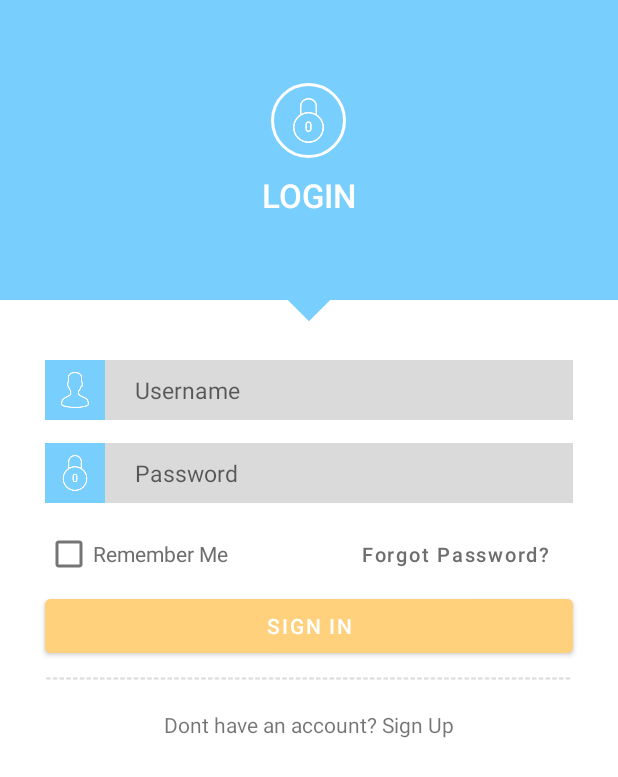
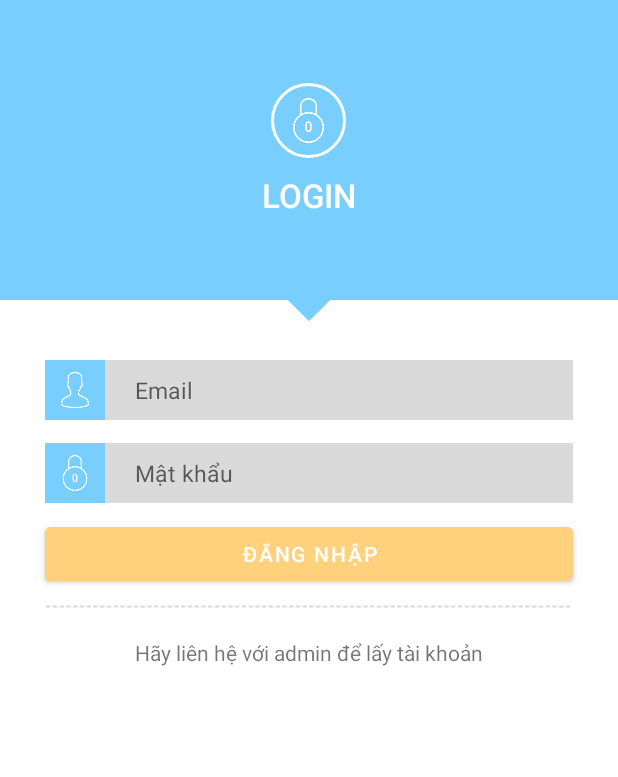
Before and after one commit to quangvinhbee/AndroidManagerBusiness, an Android app: the layout activity_login.xml on its own in the app's theme, with its tools: preview values and no code run, on a phone screen of 412 x 824 dp. Shown: the top 777 px of the screen. Run offline under Robolectric (Android 15) with nearby library versions, the phone set to English and light mode, and no system bars.

Commit message:
ADD: login firebase

```diff
--- a/app/build.gradle
+++ b/app/build.gradle
@@ -37,11 +37,17 @@ dependencies {
     implementation 'com.github.blackfizz:eazegraph:1.2.5l@aar'
     implementation 'com.nineoldandroids:library:2.4.0'
 
+    implementation "com.google.firebase:firebase-auth-ktx:21.0.1"
+
+    // [START gradle_firebase_ui_auth]
+    implementation "com.firebaseui:firebase-ui-auth:7.1.1"
+
     implementation 'androidx.appcompat:appcompat:1.2.0'
     implementation 'com.google.android.material:material:1.3.0'
     implementation 'androidx.constraintlayout:constraintlayout:2.0.4'
     implementation 'androidx.legacy:legacy-support-v4:1.0.0'
     implementation 'com.google.firebase:firebase-storage:19.2.1'
+    implementation 'com.google.firebase:firebase-auth'
     implementation 'com.squareup.picasso:picasso:2.71828'
     implementation 'jp.wasabeef:picasso-transformations:2.2.1'
     implementation 'de.hdodenhof:circleimageview:3.1.0'
--- a/app/src/main/AndroidManifest.xml
+++ b/app/src/main/AndroidManifest.xml
@@ -27,14 +27,16 @@
             android:parentActivityName="com.nhom1.activities.MainActivity" />
         <activity
             android:name="com.nhom1.activities.Login"
-            android:parentActivityName="com.nhom1.activities.MainActivity" />
-        <activity android:name="com.nhom1.activities.MainActivity">
+            android:parentActivityName="com.nhom1.activities.MainActivity" >
             <intent-filter>
                 <action android:name="android.intent.action.MAIN" />
 
                 <category android:name="android.intent.category.LAUNCHER" />
             </intent-filter>
         </activity>
+        <activity android:name="com.nhom1.activities.MainActivity">
+
+        </activity>
 
     </application>
 
--- a/app/src/main/java/com/nhom1/activities/manager_employee.java
+++ b/app/src/main/java/com/nhom1/activities/manager_employee.java
@@ -139,7 +139,7 @@ public class manager_employee extends AppCompatActivity {
         //set animation
         ainm_left_to_right = AnimationUtils.loadAnimation(manager_employee.this, R.anim.left_to_right);
         ainm_left_to_right.setStartOffset(200);
-        ainm_left_to_right.setAnimationListener(new Animation.AnimationListener() {
+        ainm_left_to_right.setAnimationListener(new Animation.AnimationListener() { //xử lí animation
             @Override
             public void onAnimationStart(Animation animation) {
 
@@ -364,7 +364,7 @@ public class manager_employee extends AppCompatActivity {
                 });
                 break;
             case R.id.addEmployee:
-                intent = new Intent(manager_employee.this, manager_employee.class);
+                intent = new Intent(manager_employee.this, add_employee.class);
                 startActivity(intent);
                 break;
             case android.R.id.home:
--- a/app/src/main/java/com/nhom1/database/DbHelper.java
+++ b/app/src/main/java/com/nhom1/database/DbHelper.java
@@ -36,6 +36,7 @@ public class DbHelper extends SQLiteOpenHelper {
         db.execSQL(Constants.CREATE_TABLE_DEPARTMENT);
         db.execSQL(Constants.CREATE_TABLE_EMPLOYEE);
         db.execSQL(Constants.CREATE_TABLE_TIMEKEEPING);
+        db.execSQL(Constants.CREATE_TABLE_USER);
     }
 
     @Override
@@ -43,6 +44,7 @@ public class DbHelper extends SQLiteOpenHelper {
         db.execSQL("DROP TABLE IF EXISTS "+Constants.EMPLOYEE_TABLE);
         db.execSQL("DROP TABLE IF EXISTS "+Constants.DEPARMENT_TABLE);
         db.execSQL("DROP TABLE IF EXISTS "+Constants.TIMEKEEPING_TABLE);
+        db.execSQL("DROP TABLE IF EXISTS "+Constants.USER_TABLE);
         onCreate(db);
     }
 }
--- a/app/src/main/res/layout/activity_login.xml
+++ b/app/src/main/res/layout/activity_login.xml
@@ -75,7 +75,7 @@
                 android:layout_alignParentTop="true"
                 android:layout_toRightOf="@+id/imageView_userIcon"
                 android:background="@color/editTextBG"
-                    android:hint="Username"
+                android:hint="Email"
                 android:paddingLeft="20dp"
                 android:textSize="15sp" />
 
@@ -107,7 +107,7 @@
                 android:layout_alignParentTop="true"
                 android:layout_toRightOf="@+id/imageView_passwordIcon"
                 android:background="@color/editTextBG"
-                    android:hint="Password"
+                android:hint="Mật khẩu"
                 android:inputType="textPassword"
                 android:paddingLeft="20dp"
                 android:textSize="15sp" />
@@ -121,26 +121,7 @@
             android:layout_below="@id/relativeLayout2"
             android:layout_marginLeft="30dp"
             android:layout_marginTop="10dp"
-                android:layout_marginRight="30dp">
-
-                <CheckBox
-                    android:layout_width="wrap_content"
-                    android:layout_height="wrap_content"
-                    android:layout_centerVertical="true"
-                    android:text="Remember Me"
-                    android:textColor="@color/textColor" />
-
-                <Button
-                    android:layout_width="wrap_content"
-                    android:layout_height="wrap_content"
-                    android:layout_alignParentRight="true"
-                    android:background="@color/transparent"
-                    android:text="Forgot Password?"
-                    android:textAllCaps="false"
-                    android:textColor="@color/textColor"
-                    android:textSize="13sp" />
-
-            </RelativeLayout>
+            android:layout_marginRight="30dp"/>
 
         <Button
             android:id="@+id/button_signin"
@@ -151,7 +132,7 @@
             android:layout_marginRight="30dp"
             android:backgroundTint="#FFD17C"
             android:fontFamily="sans-serif-medium"
-                android:text="SIGN IN"
+            android:text="ĐĂNG NHẬP"
             android:textColor="@color/white" />
 
         <ImageView
@@ -174,7 +155,7 @@
                 android:layout_centerHorizontal="true"
                 android:layout_marginTop="20dp"
                 android:layout_marginBottom="10dp"
-                android:text="Dont have an account? Sign Up" />
+                android:text="Hãy liên hệ với admin để lấy tài khoản" />
 
         </RelativeLayout>
 
--- a/app/src/main/res/values/strings.xml
+++ b/app/src/main/res/values/strings.xml
@@ -6,6 +6,7 @@
     <string name="acounting">Tính Lương</string>
     <string name="statistical">Thống Kê</string>
     <string name="nhom_1">Nhóm 1</string>
+    <string name="notification">Thông báo</string>
     <string name="exit">Thoát</string>
     <!-- TODO: Remove or change this placeholder text -->
     <string name="hello_blank_fragment">Hello blank fragment</string>
```
Also changed, not shown: app/src/main/java/com/nhom1/activities/Login.java (+24 -1 lines), app/src/main/java/com/nhom1/activities/MainActivity.java (+44 -18 lines), app/src/main/java/com/nhom1/activities/manager_department.java (+0 -24 lines), app/src/main/java/com/nhom1/activities/ranking.java (+12 -20 lines), app/src/main/java/com/nhom1/authentication/AuthenticationFirebase.java (added, +45 -0 lines), app/src/main/java/com/nhom1/constants/Constants.java (+9 -0 lines), app/src/main/java/com/nhom1/database/DAO.java (+7 -0 lines), app/src/main/java/com/nhom1/database/DAOimplement/UserQuery.java (added, +63 -0 lines), app/src/main/java/com/nhom1/models/User.java (added, +29 -0 lines), app/src/main/res/layout/activity_main.xml (+46 -4 lines), app/src/main/res/drawable-v24/bell.png (added). Lines whose indentation alone changed are shown as unchanged.
